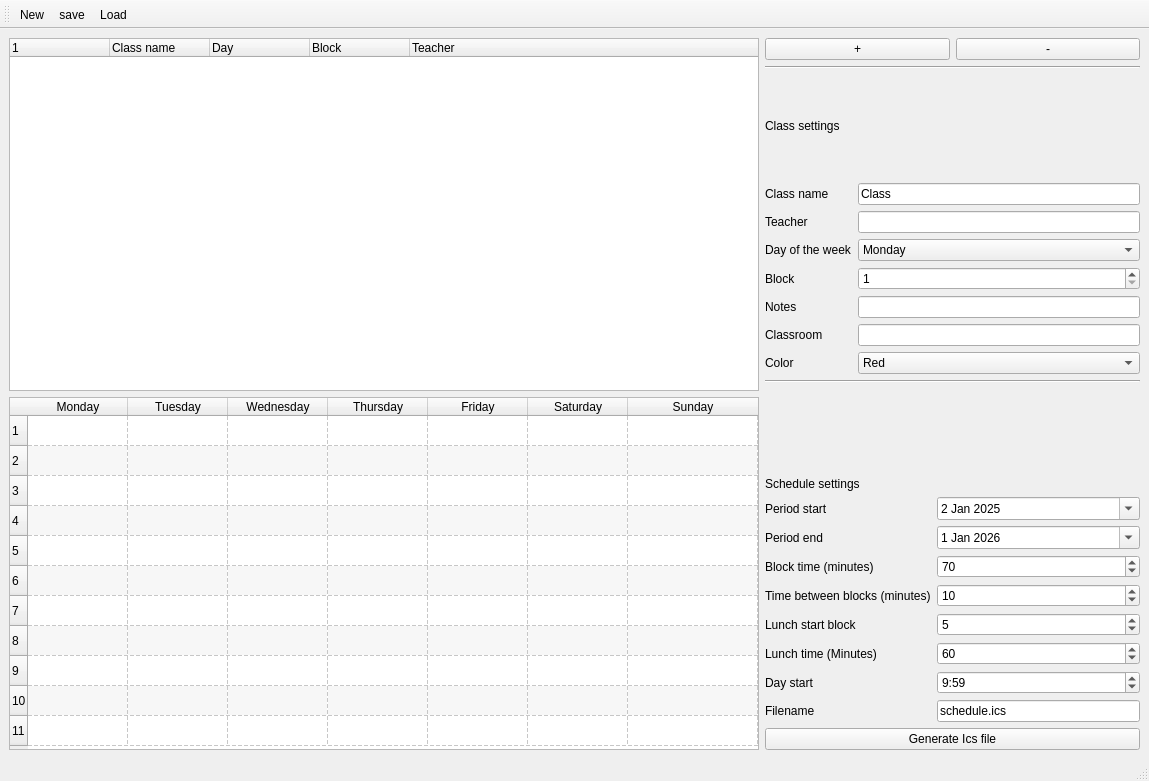
Above: src/form.ui from discojapi/ics-class-schedule before the change. Below: the same form after it.
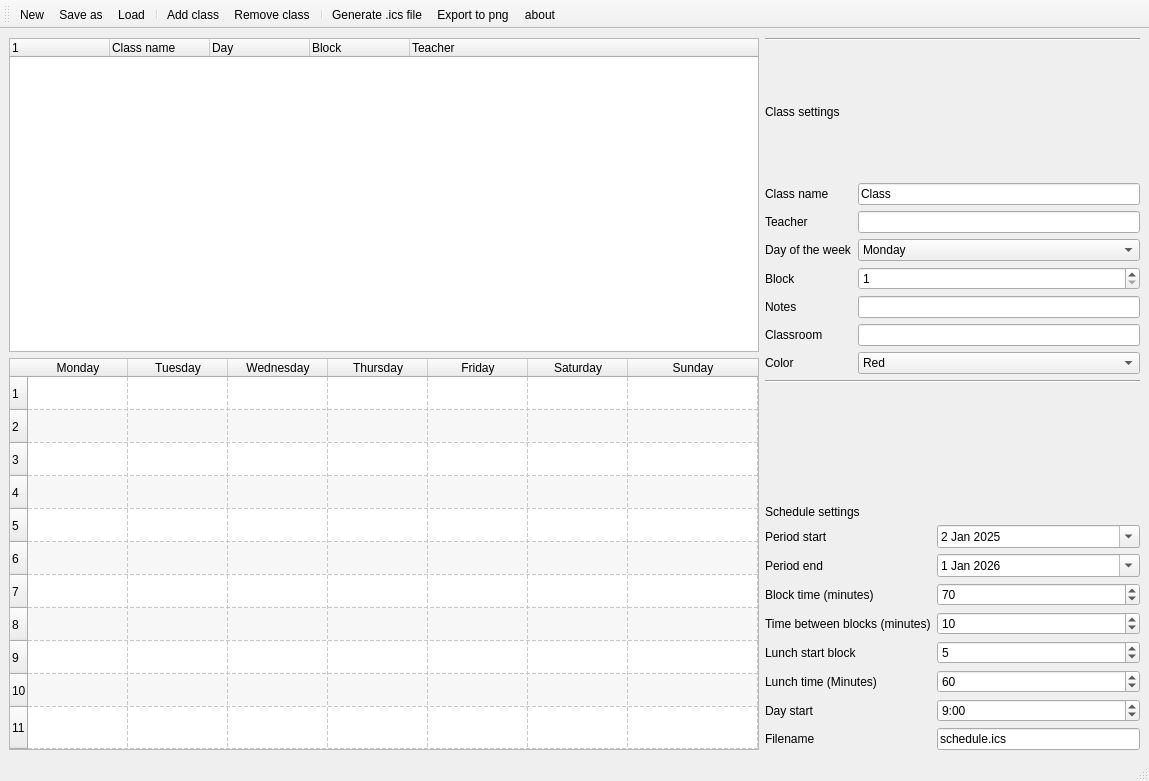
That is the form after the change. Icons and pictures are not drawn.

What changed in the file:
```diff
--- a/src/form.ui
+++ b/src/form.ui
@@ -16,7 +16,7 @@
   <widget class="QWidget" name="centralwidget">
    <layout class="QHBoxLayout" name="horizontalLayout_2" stretch="2,1">
     <item>
-     <layout class="QVBoxLayout" name="verticalLayout_2">
+     <layout class="QVBoxLayout" name="verticalLayout_2" stretch="4,5">
       <item>
        <widget class="QTreeWidget" name="treeWidget">
         <property name="sizePolicy">
@@ -105,6 +105,15 @@
         <attribute name="horizontalHeaderStretchLastSection">
          <bool>true</bool>
         </attribute>
+        <attribute name="verticalHeaderDefaultSectionSize">
+         <number>33</number>
+        </attribute>
+        <attribute name="verticalHeaderShowSortIndicator" stdset="0">
+         <bool>false</bool>
+        </attribute>
+        <attribute name="verticalHeaderStretchLastSection">
+         <bool>true</bool>
+        </attribute>
         <row/>
         <row/>
         <row/>
@@ -176,24 +185,6 @@
     </item>
     <item>
      <layout class="QVBoxLayout" name="verticalLayout">
-      <item>
-       <layout class="QHBoxLayout" name="horizontalLayout">
-        <item>
-         <widget class="QPushButton" name="addClass">
-          <property name="text">
-           <string>+</string>
-          </property>
-         </widget>
-        </item>
-        <item>
-         <widget class="QPushButton" name="removeClass">
-          <property name="text">
-           <string>-</string>
-          </property>
-         </widget>
-        </item>
-       </layout>
-      </item>
       <item>
        <widget class="Line" name="line_2">
         <property name="orientation">
@@ -432,7 +423,7 @@
          <widget class="QDateEdit" name="periodStartDateEdit">
           <property name="dateTime">
            <datetime>
-            <hour>0</hour>
+            <hour>3</hour>
             <minute>0</minute>
             <second>0</second>
             <year>2025</year>
@@ -456,7 +447,7 @@
          <widget class="QDateEdit" name="periodEndDateEdit">
           <property name="dateTime">
            <datetime>
-            <hour>0</hour>
+            <hour>3</hour>
             <minute>0</minute>
             <second>0</second>
             <year>2026</year>
@@ -502,8 +493,8 @@
           <property name="dateTime">
            <datetime>
             <hour>9</hour>
-            <minute>59</minute>
-            <second>59</second>
+            <minute>0</minute>
+            <second>0</second>
             <year>2000</year>
             <month>1</month>
             <day>1</day>
@@ -511,14 +502,14 @@
           </property>
           <property name="maximumTime">
            <time>
-            <hour>12</hour>
-            <minute>0</minute>
-            <second>0</second>
+            <hour>23</hour>
+            <minute>59</minute>
+            <second>59</second>
            </time>
           </property>
           <property name="minimumTime">
            <time>
-            <hour>1</hour>
+            <hour>0</hour>
             <minute>0</minute>
             <second>0</second>
            </time>
@@ -588,7 +579,7 @@
            <number>1</number>
           </property>
           <property name="maximum">
-           <number>9</number>
+           <number>10</number>
           </property>
           <property name="value">
            <number>5</number>
@@ -597,13 +588,6 @@
         </item>
        </layout>
       </item>
-      <item>
-       <widget class="QPushButton" name="gen_button">
-        <property name="text">
-         <string>Generate Ics file</string>
-        </property>
-       </widget>
-      </item>
      </layout>
     </item>
    </layout>
@@ -622,6 +606,13 @@
    <addaction name="actionNew"/>
    <addaction name="actionsave"/>
    <addaction name="actionLoad"/>
+   <addaction name="separator"/>
+   <addaction name="actionAdd_class"/>
+   <addaction name="actionRemove_class"/>
+   <addaction name="separator"/>
+   <addaction name="action_gen"/>
+   <addaction name="actionExport"/>
+   <addaction name="actionabout"/>
   </widget>
   <action name="actionAdd_class">
    <property name="icon">
@@ -639,7 +630,10 @@
     <iconset theme="QIcon::ThemeIcon::EditDelete"/>
    </property>
    <property name="text">
-    <string>Remove_class</string>
+    <string>Remove class</string>
+   </property>
+   <property name="toolTip">
+    <string>Removes class data</string>
    </property>
    <property name="menuRole">
     <enum>QAction::MenuRole::NoRole</enum>
@@ -650,7 +644,10 @@
     <iconset theme="QIcon::ThemeIcon::DocumentSaveAs"/>
    </property>
    <property name="text">
-    <string>save</string>
+    <string>Save as</string>
+   </property>
+   <property name="toolTip">
+    <string>Save as a .json file</string>
    </property>
    <property name="menuRole">
     <enum>QAction::MenuRole::NoRole</enum>
@@ -678,6 +675,39 @@
     <enum>QAction::MenuRole::NoRole</enum>
    </property>
   </action>
+  <action name="actionabout">
+   <property name="icon">
+    <iconset theme="QIcon::ThemeIcon::HelpAbout"/>
+   </property>
+   <property name="text">
+    <string>about</string>
+   </property>
+   <property name="menuRole">
+    <enum>QAction::MenuRole::AboutRole</enum>
+   </property>
+  </action>
+  <action name="action_gen">
+   <property name="icon">
+    <iconset theme="QIcon::ThemeIcon::AppointmentNew"/>
+   </property>
+   <property name="text">
+    <string>Generate .ics file</string>
+   </property>
+   <property name="menuRole">
+    <enum>QAction::MenuRole::NoRole</enum>
+   </property>
+  </action>
+  <action name="actionExport">
+   <property name="icon">
+    <iconset theme="QIcon::ThemeIcon::InsertImage"/>
+   </property>
+   <property name="text">
+    <string>Export to png</string>
+   </property>
+   <property name="menuRole">
+    <enum>QAction::MenuRole::NoRole</enum>
+   </property>
+  </action>
  </widget>
  <resources/>
  <connections/>
```
Left out of the diff: 11 changed lines with no effect on the pictures.
